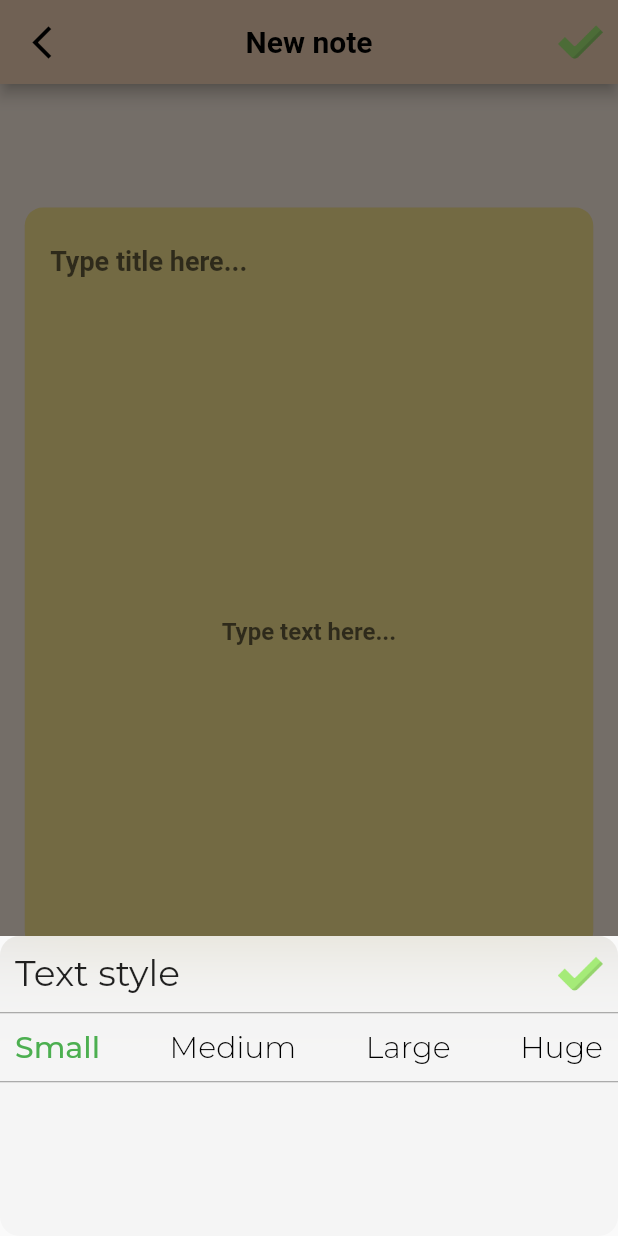
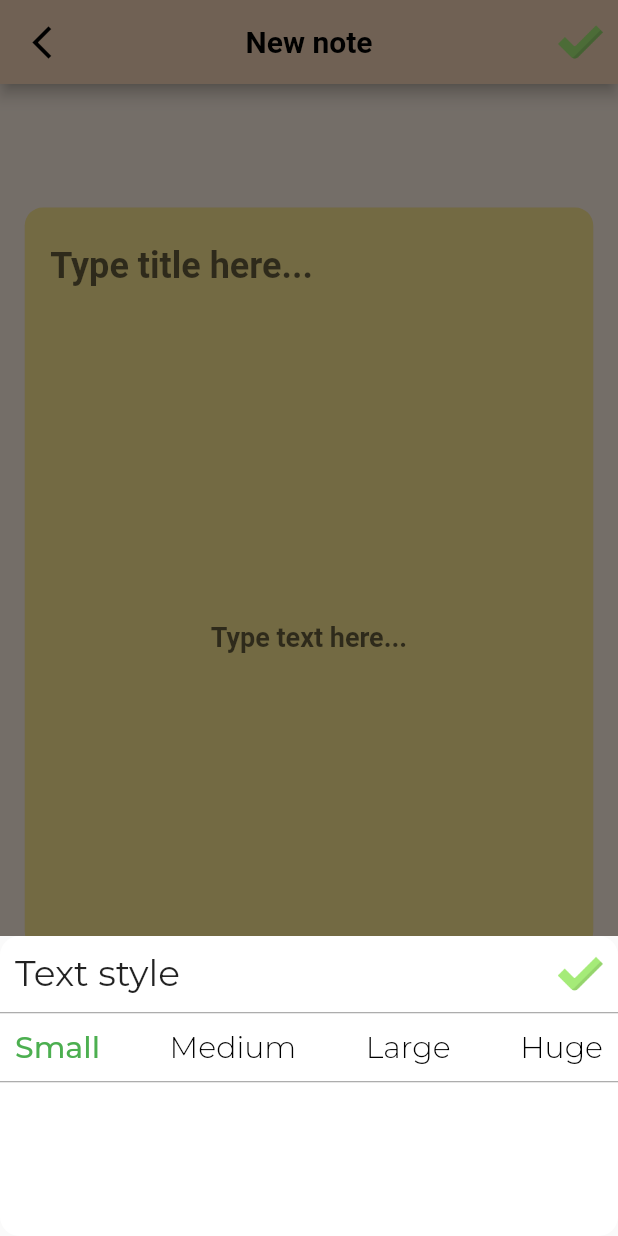
Before and after one commit to TranDinhNam1999/flutter_note_app, a Flutter app: the NoteAddPage screen opened directly, item 3 of the bottom bar chosen, on a phone screen of 412 x 824 dp. Run offline on Flutter 3.47's test engine with Material 2 defaults, Android fonts, the phone set to English and light mode, and no system bars; our stand-ins replace dartz, equatable, flutter_bloc, get_it, google_fonts, internet_connection_checker and 3 more; accounts and stored records are empty.

Commit message:
refactor code

```diff
--- a/note_app/lib/features/note/data/datasources/note_local_data_sources.dart
+++ b/note_app/lib/features/note/data/datasources/note_local_data_sources.dart
@@ -111,7 +111,7 @@ class NoteLocalDateSourceImpl implements NoteLocalDateSource {
 
       return Future.value(jsonToPostModels);
     }
-    if (jsonString == null) return Future.value(null);
+    if (jsonString == null) return Future.value([]);
 
     return throw EmptyCacheException();
   }
--- a/note_app/lib/features/note/presentation/pages/notes_add_page.dart
+++ b/note_app/lib/features/note/presentation/pages/notes_add_page.dart
@@ -1,4 +1,3 @@
-import 'package:flutter/cupertino.dart';
 import 'package:flutter/material.dart';
 import 'package:google_fonts/google_fonts.dart';
 import 'package:note_app/core/string/icons.dart';
@@ -6,6 +5,7 @@ import 'package:note_app/features/note/presentation/widgets/common/common.dart';
 import 'package:sizer/sizer.dart';
 import '../../../../core/theme/app_color.dart';
 import '../widgets/notes_add_page/notes_icon.dart';
+import '../widgets/notes_add_page/notes_model_bottom_sheet_text_style.dart';
 import '../widgets/notes_add_page/notes_stick_dialog.dart';
 
 class NoteAddPage extends StatefulWidget {
@@ -149,105 +149,24 @@ class _NoteAddPageState extends State<NoteAddPage> {
                 nameIcon: FONT_ICON,
                 callback: () {
                   showModalBottomSheet(
-                    context: context,
-                    builder: (
-                      context,
-                    ) =>
-                        CupertinoPopupSurface(
-                      child: SizedBox(
-                        height: 200,
-                        child: Column(
-                          children: [
-                            Padding(
-                              padding: const EdgeInsets.all(10),
-                              child: Row(
-                                mainAxisAlignment:
-                                    MainAxisAlignment.spaceBetween,
-                                children: [
-                                  Flexible(
-                                    flex: 12,
-                                    child: Text('Text style',
-                                        style: GoogleFonts.montserrat(
-                                            fontSize: 24,
-                                            fontWeight: FontWeight.w400)),
-                                  ),
-                                  Flexible(
-                                    flex: 1,
-                                    child: Image.asset(
-                                      CHECK_ICON,
-                                    ),
-                                  )
-                                ],
-                              ),
-                            ),
-                            const Divider(
-                              color: Color.fromARGB(255, 150, 150, 150),
-                              height: 2,
-                            ),
-                            Padding(
-                              padding: const EdgeInsets.all(10),
-                              child: StatefulBuilder(
-                                builder: (BuildContext context, setState) =>
-                                    Row(
-                                  mainAxisAlignment:
-                                      MainAxisAlignment.spaceBetween,
-                                  children: [
-                                    _buidAnimatedTextStyleBottomSheet(
-                                        TextStyleEnum.small, () {
-                                      setState(() =>
-                                          textStyleNote = TextStyleEnum.small);
-                                    }),
-                                    _buidAnimatedTextStyleBottomSheet(
-                                        TextStyleEnum.medium, () {
-                                      setState(() =>
-                                          textStyleNote = TextStyleEnum.medium);
-                                    }),
-                                    _buidAnimatedTextStyleBottomSheet(
-                                        TextStyleEnum.large, () {
-                                      setState(() =>
-                                          textStyleNote = TextStyleEnum.large);
-                                    }),
-                                    _buidAnimatedTextStyleBottomSheet(
-                                        TextStyleEnum.huge, () {
-                                      setState(() =>
-                                          textStyleNote = TextStyleEnum.huge);
-                                    }),
-                                  ],
-                                ),
-                              ),
-                            ),
-                            const Divider(
-                              color: Color.fromARGB(255, 150, 150, 150),
-                              height: 2,
-                            ),
-                          ],
-                        ),
-                      ),
-                    ),
-                  );
+                      context: context,
+                      builder: (
+                        context,
+                      ) =>
+                          NoteModelBottomSheetTextStyle(
+                            textStyleNote: textStyleNote,
+                            textStyleEnumValueSetter: (value) {
+                              setState(() {
+                                textStyleNote = value;
+                              });
+                            },
+                          ));
                 },
               ),
               NoteIcon(
                 nameIcon: PAINT_ICON,
                 callback: () {
-                  showGeneralDialog(
-                      context: context,
-                      pageBuilder: (ctx, a1, a2) {
-                        return Container();
-                      },
-                      transitionBuilder: (ctx, a1, a2, child) {
-                        var curve = Curves.easeInOut.transform(a1.value);
-                        return Transform.scale(
-                          scale: curve,
-                          child:
-                              NoteStickDialog(indexColorValueSetter: ((value) {
-                            setState(() {
-                              indexColor = value;
-                            });
-                          })),
-                        );
-                      },
-                      transitionDuration: const Duration(milliseconds: 300));
+                  _builDialogStick(context);
                 },
               ),
             ],
@@ -276,7 +195,7 @@ class _NoteAddPageState extends State<NoteAddPage> {
           child: TextField(
             controller: _titleTextController,
             style: GoogleFonts.roboto(
-                fontSize: 18, fontWeight: FontWeight.w700, color: Colors.black),
+                fontSize: 24, fontWeight: FontWeight.w700, color: Colors.black),
             decoration: InputDecoration(
               hintText: 'Type title here...',
               focusedBorder: OutlineInputBorder(
@@ -290,6 +209,7 @@ class _NoteAddPageState extends State<NoteAddPage> {
                 ),
               ),
             ),
+            maxLines: null,
             keyboardType: TextInputType.text,
           ),
         ),
@@ -315,7 +235,9 @@ class _NoteAddPageState extends State<NoteAddPage> {
         child: TextField(
           focusNode: textBodyFocusNode,
           style: GoogleFonts.roboto(
-              color: Colors.black, fontWeight: FontWeight.bold),
+              color: Colors.black,
+              fontWeight: FontWeight.bold,
+              fontSize: textStyleNote.sizetext),
           textAlign: TextAlign.center,
           controller: _bodyTextController,
           decoration: InputDecoration(
@@ -339,22 +261,23 @@ class _NoteAddPageState extends State<NoteAddPage> {
     );
   }
 
-  Widget _buidAnimatedTextStyleBottomSheet(
-      TextStyleEnum textStyle, Function() fnCheck) {
-    return AnimatedDefaultTextStyle(
-      curve: Curves.bounceInOut,
-      duration: const Duration(milliseconds: 300),
-      style: GoogleFonts.montserrat(
-          fontSize: 20,
-          fontWeight:
-              textStyleNote == textStyle ? FontWeight.w500 : FontWeight.w300,
-          color: textStyleNote == textStyle ? Colors.green : Colors.black),
-      child: GestureDetector(
-        onTap: fnCheck,
-        child: Text(
-          textStyle.toString(),
-        ),
-      ),
-    );
+  _builDialogStick(context) {
+    return showGeneralDialog(
+        context: context,
+        pageBuilder: (ctx, a1, a2) {
+          return Container();
+        },
+        transitionBuilder: (ctx, a1, a2, child) {
+          var curve = Curves.easeInOut.transform(a1.value);
+          return Transform.scale(
+            scale: curve,
+            child: NoteStickDialog(indexColorValueSetter: ((value) {
+              setState(() {
+                indexColor = value;
+              });
+            })),
+          );
+        },
+        transitionDuration: const Duration(milliseconds: 300));
   }
 }
--- a/note_app/lib/features/note/presentation/widgets/common/common.dart
+++ b/note_app/lib/features/note/presentation/widgets/common/common.dart
@@ -1,12 +1,12 @@
-// ignore: constant_identifier_names
 enum TextStyleEnum {
-  small('Small'),
-  medium('Medium'),
-  large('Large'),
-  huge('Huge');
+  small('Small', 18),
+  medium('Medium', 24),
+  large('Large', 30),
+  huge('Huge', 38);
 
-  const TextStyleEnum(this.description);
+  const TextStyleEnum(this.description, this.sizetext);
   final String description;
+  final double sizetext;
 
   @override
   String toString() => description;
--- /dev/null
+++ b/note_app/lib/features/note/presentation/widgets/notes_add_page/notes_animated_text_bottom_sheet.dart
@@ -0,0 +1,36 @@
+import 'package:flutter/material.dart';
+import 'package:google_fonts/google_fonts.dart';
+
+import '../common/common.dart';
+
+class NoteAnimatedTextBottomSheet extends StatelessWidget {
+  const NoteAnimatedTextBottomSheet(
+      {super.key,
+      required this.textStyleCurrent,
+      required this.textStyleNote,
+      required this.fnCheck});
+  final TextStyleEnum textStyleCurrent;
+  final TextStyleEnum textStyleNote;
+  final Function() fnCheck;
+
+  @override
+  Widget build(BuildContext context) {
+    return AnimatedDefaultTextStyle(
+      curve: Curves.bounceInOut,
+      duration: const Duration(milliseconds: 300),
+      style: GoogleFonts.montserrat(
+          fontSize: 20,
+          fontWeight: textStyleNote == textStyleCurrent
+              ? FontWeight.w500
+              : FontWeight.w300,
+          color:
+              textStyleNote == textStyleCurrent ? Colors.green : Colors.black),
+      child: GestureDetector(
+        onTap: fnCheck,
+        child: Text(
+          textStyleCurrent.toString(),
+        ),
+      ),
+    );
+  }
+}
--- /dev/null
+++ b/note_app/lib/features/note/presentation/widgets/notes_add_page/notes_model_bottom_sheet_text_style.dart
@@ -0,0 +1,104 @@
+import 'package:flutter/cupertino.dart';
+import 'package:flutter/material.dart';
+import 'package:google_fonts/google_fonts.dart';
+
+import '../../../../../core/string/icons.dart';
+import '../common/common.dart';
+import 'notes_animated_text_bottom_sheet.dart';
+
+// ignore: must_be_immutable
+class NoteModelBottomSheetTextStyle extends StatelessWidget {
+  NoteModelBottomSheetTextStyle(
+      {super.key,
+      required this.textStyleNote,
+      required this.textStyleEnumValueSetter});
+  TextStyleEnum textStyleNote;
+  ValueSetter<TextStyleEnum> textStyleEnumValueSetter = (value) {};
+
+  @override
+  Widget build(BuildContext context) {
+    return CupertinoPopupSurface(
+      child: Container(
+        color: Colors.white,
+        height: 200,
+        child: Column(
+          children: [
+            Padding(
+              padding: const EdgeInsets.all(10),
+              child: Row(
+                mainAxisAlignment: MainAxisAlignment.spaceBetween,
+                children: [
+                  Flexible(
+                    flex: 12,
+                    child: Text('Text style',
+                        style: GoogleFonts.montserrat(
+                            fontSize: 24, fontWeight: FontWeight.w400)),
+                  ),
+                  Flexible(
+                    flex: 1,
+                    child: GestureDetector(
+                      onTap: () => Navigator.pop(context),
+                      child: Image.asset(
+                        CHECK_ICON,
+                      ),
+                    ),
+                  )
+                ],
+              ),
+            ),
+            const Divider(
+              color: Color.fromARGB(255, 150, 150, 150),
+              height: 2,
+            ),
+            Padding(
+              padding: const EdgeInsets.all(10),
+              child: StatefulBuilder(
+                builder: (BuildContext context, setState) => Row(
+                  mainAxisAlignment: MainAxisAlignment.spaceBetween,
+                  children: [
+                    NoteAnimatedTextBottomSheet(
+                      textStyleNote: textStyleNote,
+                      textStyleCurrent: TextStyleEnum.small,
+                      fnCheck: () {
+                        textStyleEnumValueSetter(TextStyleEnum.small);
+                        setState(() => textStyleNote = TextStyleEnum.small);
+                      },
+                    ),
+                    NoteAnimatedTextBottomSheet(
+                      textStyleNote: textStyleNote,
+                      textStyleCurrent: TextStyleEnum.medium,
+                      fnCheck: () {
+                        textStyleEnumValueSetter(TextStyleEnum.medium);
+                        setState(() => textStyleNote = TextStyleEnum.medium);
+                      },
+                    ),
+                    NoteAnimatedTextBottomSheet(
+                      textStyleNote: textStyleNote,
+                      textStyleCurrent: TextStyleEnum.large,
+                      fnCheck: () {
+                        textStyleEnumValueSetter(TextStyleEnum.large);
+                        setState(() => textStyleNote = TextStyleEnum.large);
+                      },
+                    ),
+                    NoteAnimatedTextBottomSheet(
+                      textStyleNote: textStyleNote,
+                      textStyleCurrent: TextStyleEnum.huge,
+                      fnCheck: () {
+                        textStyleEnumValueSetter(TextStyleEnum.huge);
+                        setState(() => textStyleNote = TextStyleEnum.huge);
+                      },
+                    ),
+                  ],
+                ),
+              ),
+            ),
+            const Divider(
+              color: Color.fromARGB(255, 150, 150, 150),
+              height: 2,
+            ),
+          ],
+        ),
+      ),
+    );
+  }
+}
--- a/note_app/lib/features/note/presentation/widgets/notes_home_page/notes_card_home.dart
+++ b/note_app/lib/features/note/presentation/widgets/notes_home_page/notes_card_home.dart
@@ -36,9 +36,7 @@ class NotesCardHome extends StatelessWidget {
         ),
       ],
       child: GestureDetector(
-        onTap: (() {
-          print('tap tap tap');
-        }),
+        onTap: (() {}),
         child: Container(
           decoration: BoxDecoration(
             color: listColors[note.indexColor],
```
Also changed, not shown: note_app/lib/core/util/custom_text_field.dart (added, +75 -0 lines).
